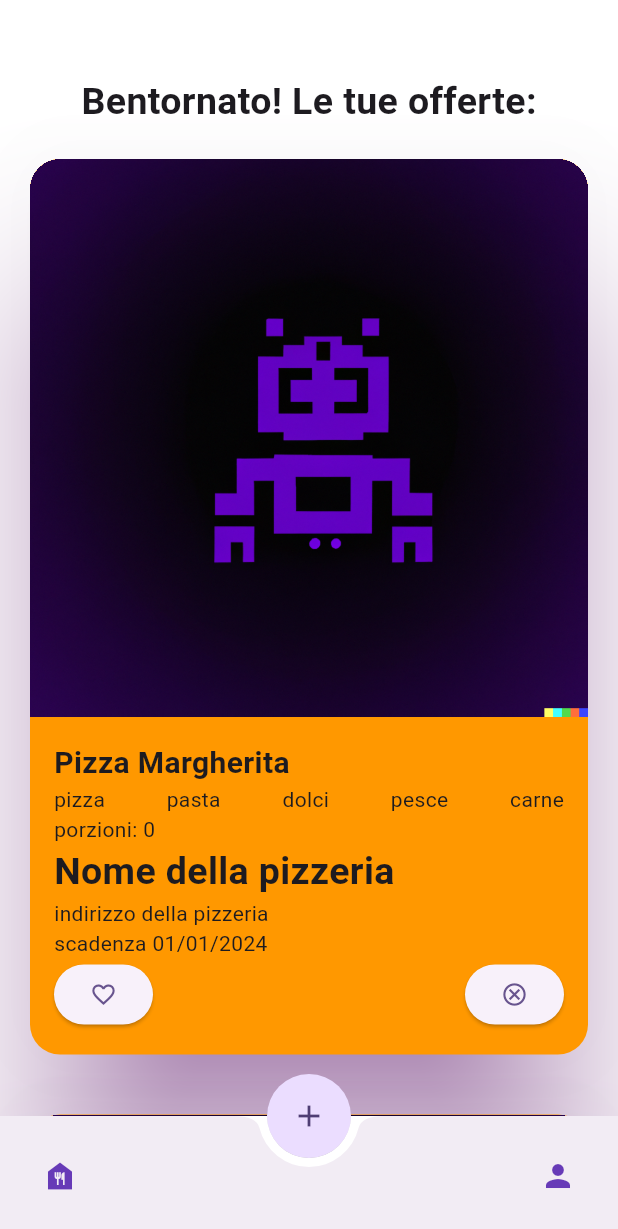
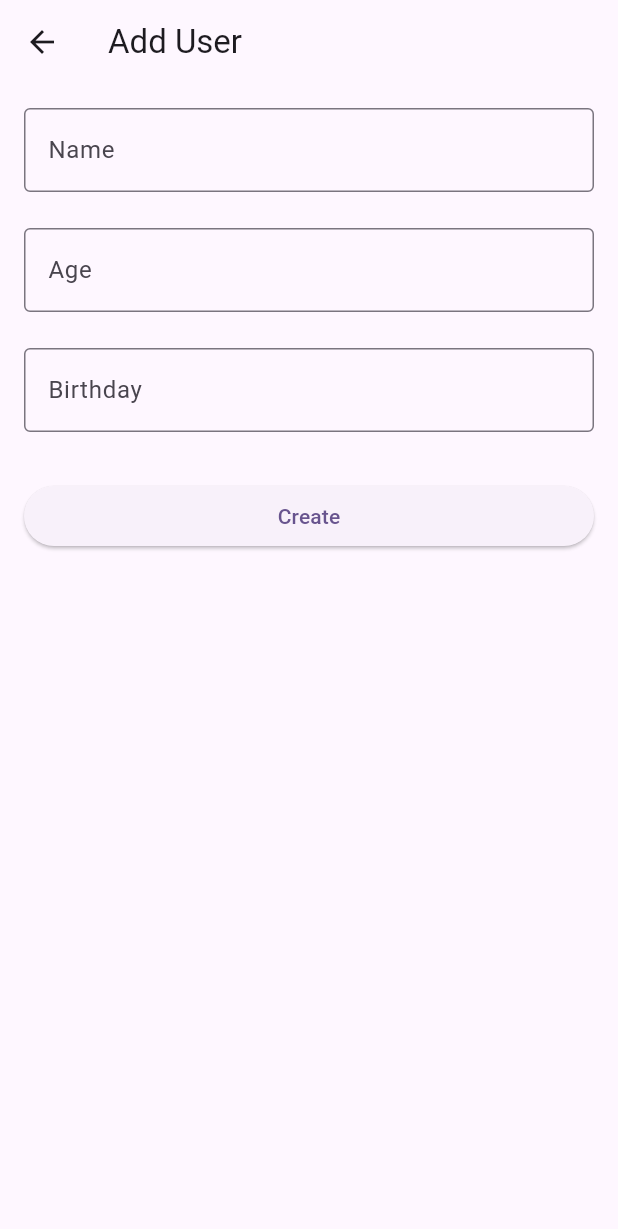
Before and after one commit to Frankz13/OffroCibo, a Flutter app: the PrimapPagina screen opened by its route, after a tap on the "food bank" icon, on a phone screen of 412 x 824 dp. Shown: the top 1229 px of the screen. Run offline on Flutter 3.47's test engine with Material 2 defaults, Android fonts, the phone set to English and light mode, and no system bars; our stand-ins replace cloud_firestore, datetime_picker_formfield_new, firebase_auth, firebase_core; accounts and stored records are empty.

Commit message:
2# commit
A big part of the login features has been done, the app is well connected with Firebase and Firestore
two users have been created;
modified the card no more the bots picture but a nice pizza in 16 / 9

some other minor changes in the UI

```diff
--- a/prova_progetto/lib/screens/PrimaPagina.dart
+++ b/prova_progetto/lib/screens/PrimaPagina.dart
@@ -1,3 +1,4 @@
+import 'package:firebase_auth/firebase_auth.dart';
 import 'package:flutter/material.dart';
 import 'package:prova_progetto/screens/Registrazione.dart';
 import 'package:prova_progetto/widgets/cards/widget_card.dart';
@@ -19,30 +20,34 @@ class _PrimapPaginaState extends State<PrimapPagina> {
   @override
   Widget build(BuildContext context) {
     return Scaffold(
+      appBar: AppBar(title: const Text(
+      "Bentornato! Le tue offerte:",
+      style: TextStyle(fontSize: 20, fontWeight: FontWeight.bold),
+        ),
+        actions: [
+          IconButton(onPressed: (){
+            FirebaseAuth.instance.signOut();}, icon: const Icon(Icons.logout),),
+            ],
+            ),
             backgroundColor: Colors.white,
             body: const SingleChildScrollView(
             child: Center(
             child: Column(
             mainAxisAlignment: MainAxisAlignment.center,
             children: <Widget>[
-              Padding(
-                padding: EdgeInsets.only(top: 50.0),
-                child: Text(
-                  "Bentornato! Le tue offerte:",
-                  style: TextStyle(fontSize: 25, fontWeight: FontWeight.bold),
-                ),
-              ),
+
             CardOfferta(),
             CardOfferta(),
             ],
             ),
             ),
             ),
-      bottomNavigationBar: BottomNavBar(),
+            bottomNavigationBar: const BottomNavBar(),
             floatingActionButton: ClipOval(
             child: FloatingActionButton(
-          onPressed: (){Navigator.pushNamed(context, '/login');},
-          child: const Icon(Icons.add),
+            onPressed: () => FirebaseAuth.instance.signOut(),
+            child: const Icon(Icons.sign_language_outlined)
+            ,
         ),
       ),
       floatingActionButtonLocation: FloatingActionButtonLocation.centerDocked,
--- a/prova_progetto/lib/screens/SecondaPagina.dart
+++ b/prova_progetto/lib/screens/SecondaPagina.dart
@@ -1,6 +1,28 @@
+import 'package:cloud_firestore/cloud_firestore.dart';
 import 'package:flutter/material.dart';
 import 'package:prova_progetto/widgets/cards/widget_card.dart';
 import 'package:prova_progetto/widgets/BottomNavBar.dart';
+
+class User {
+  String id;
+  final String name;
+  final int age;
+  final DateTime birthday;
+
+  User({
+    this.id = '',
+    required this.name,
+    required this.age,
+    required this.birthday,
+  });
+
+  Map<String, dynamic> toJson() => {
+    'id': id,
+    'name': name,
+    'age': age,
+    'birthday': birthday,
+  };
+}
 
 class SecondaPagina extends StatefulWidget {
   const SecondaPagina({super.key});
@@ -10,39 +32,37 @@ class SecondaPagina extends StatefulWidget {
 }
 
 class _SecondaPaginaState extends State<SecondaPagina> {
+  final controller = TextEditingController();
+
   @override
   Widget build(BuildContext context) {
     return Scaffold(
-      backgroundColor: Colors.white,
-      body: const SingleChildScrollView(
-        child: Center(
-          child: Column(
-            mainAxisAlignment: MainAxisAlignment.center,
-            children: <Widget>[
-              Padding(
-                padding: EdgeInsets.only(top: 50.0),
-                child: Text(
-                  "Bentornato! Le tue offerte:",
-                  style: TextStyle(fontSize: 25, fontWeight: FontWeight.bold),
-                ),
-              ),
-              CardOfferta(),
-              CardOfferta(),
-              CardOfferta(),
-              CardOfferta(),
-            ],
+      appBar: AppBar(
+        title: TextField(controller: controller),
+        actions: [
+          IconButton(
+            onPressed: () {
+              final name = controller.text;
+              createUser(name: name);
+            },
+            icon: const Icon(Icons.add),
           ),
-        ),
+        ],
       ),
-      bottomNavigationBar: const BottomNavBar(),
-      floatingActionButton: ClipOval(
-        child: FloatingActionButton(
-          onPressed: (){},
-          tooltip: 'Increment',
-          child: const Icon(Icons.add),
-        ),
-      ),
-      floatingActionButtonLocation: FloatingActionButtonLocation.centerDocked,
+      // Rest of your code...
     );
   }
+
+  Future createUser({required String name}) async {
+    final docUser = FirebaseFirestore.instance.collection('users').doc();
+
+    final user = User(
+      id: docUser.id,
+      name: name,
+      age: 21,
+      birthday: DateTime(2003, 08, 12),
+    );
+    final json = user.toJson();
+    await docUser.set(json);
+  }
 }
--- /dev/null
+++ b/prova_progetto/lib/screens/UserPage.dart
@@ -0,0 +1,106 @@
+import 'package:cloud_firestore/cloud_firestore.dart';
+import 'package:flutter/material.dart';
+import 'package:datetime_picker_formfield_new/datetime_picker_formfield.dart';
+import 'package:intl/intl.dart';
+
+class UserPage extends StatefulWidget {
+  const UserPage({super.key});
+
+  @override
+  State<UserPage> createState() => _UserPageState();
+}
+
+class _UserPageState extends State<UserPage> {
+  final controllerName = TextEditingController();
+  final controllerAge = TextEditingController();
+  final controllerDate = TextEditingController();
+
+  InputDecoration decoration(String label) {
+    return InputDecoration(
+      labelText: label,
+      border: const OutlineInputBorder(),
+    );
+  }
+
+  @override
+  Widget build(BuildContext context) {
+    return  Scaffold(
+      appBar: AppBar(
+        title: const Text('Add User'),
+      ),
+      body: ListView(
+        padding: const EdgeInsets.all(16),
+        children: <Widget>[
+          TextField(
+            controller: controllerName,
+            decoration: decoration('Name'),
+          ),
+          const SizedBox(height: 24),
+          TextField(
+            controller: controllerAge,
+            decoration: decoration('Age'),
+            keyboardType: TextInputType.number,
+          ),
+          const SizedBox(height: 24),
+          DateTimeField(
+            controller: controllerDate,
+            decoration : decoration("Birthday"),
+            format: DateFormat('yyyy-MM-dd'),
+            onShowPicker: (context, currentValue) async {
+              final date = await showDatePicker(
+                context: context,
+                firstDate: DateTime(1900),
+                initialDate: currentValue ?? DateTime.now(),
+                lastDate: DateTime(2100),
+              );
+              return date;
+            },
+          ),
+          const SizedBox(height: 32),
+          ElevatedButton(
+              onPressed: () {
+                final user = User(
+                  name: controllerName.text,
+                  age: int.parse(controllerAge.text),
+                  birthday : DateFormat('yyyy-MM-dd').parse(controllerDate.text),
+                );
+                createUser(user);
+                Navigator.pop(context); },
+              child: const Text('Create')
+          ),
+        ],
+      ),
+    );
+  }
+
+  Future createUser(User user) async {
+    final docUser = FirebaseFirestore.instance.collection('users').doc();
+    user.id = docUser.id;
+
+    final json = user.toJson();
+    await docUser.set(json);
+  }
+}
+
+class User {
+  String id;
+  final String name;
+  final int age;
+  final DateTime birthday;
+
+  User({
+    required this.name,
+    required this.age,
+    required this.birthday,
+    this.id = '',
+  });
+
+  Map<String, dynamic> toJson() {
+    return {
+      'id': id,
+      'name': name,
+      'age': age,
+      'birthday': birthday,
+    };
+  }
+}
--- a/prova_progetto/lib/widgets/BottomNavBar.dart
+++ b/prova_progetto/lib/widgets/BottomNavBar.dart
@@ -1,6 +1,7 @@
 import 'package:flutter/material.dart';
 import 'package:prova_progetto/screens/PrimaPagina.dart';
 import 'package:prova_progetto/screens/SecondaPagina.dart';
+import 'package:prova_progetto/screens/UserPage.dart';
 class BottomNavBar extends StatefulWidget {
   const BottomNavBar({super.key});
 
@@ -20,7 +21,7 @@ class _BottomNavBarState extends State<BottomNavBar> {
           mainAxisAlignment: MainAxisAlignment.spaceBetween,
           children: <Widget>[
             IconButton(
-              onPressed: (){Navigator.push(context, MaterialPageRoute(builder: (context) => SecondaPagina()));},
+              onPressed: (){Navigator.push(context, MaterialPageRoute(builder: (context) => UserPage()));},
               icon: const Icon(Icons.food_bank),
               color: Colors.deepPurple,
             ),
--- a/prova_progetto/lib/widgets/cards/widget_card.dart
+++ b/prova_progetto/lib/widgets/cards/widget_card.dart
@@ -27,17 +27,17 @@ class _CardOffertaState extends State<CardOfferta> {
       shadowColor: Colors.purple,
       elevation: 50,
       margin: const EdgeInsets.all(20),
+
       clipBehavior: Clip.hardEdge,
       child: Column(
         crossAxisAlignment: CrossAxisAlignment.start,
         children: [
-          InkWell(
+          AspectRatio(
+            aspectRatio: 16 / 9,
             child: Image.asset(
-              'images/TelegramBot.png',
+              'images/pizza.jpg',
+              fit: BoxFit.fill,
             ),
-            onDoubleTap: () {
-              _liked();
-            },
           ),
           Padding(
             padding: const EdgeInsets.all(16.0),
@@ -79,12 +79,12 @@ class _CardOffertaState extends State<CardOfferta> {
                         _liked();
                       },
                       child: isFavourite
-                          ? const Icon(Icons.favorite, color: Colors.red)
-                          : const Icon(Icons.favorite_border_outlined),
+                          ? const Icon(Icons.mode, color: Colors.red)
+                          : const Icon(Icons.mode_edit_outline_outlined),
                     ),
                     ElevatedButton(
                       onPressed: () {},
-                      child: const Icon(Icons.cancel_outlined),
+                      child: const Icon(Icons.delete_forever),
                     ),
                   ],
                 ),
```
Also changed, not shown: prova_progetto/lib/main.dart (+10 -4 lines), prova_progetto/lib/screens/Login.dart (+41 -31 lines), prova_progetto/lib/screens/Registrazione.dart (+32 -17 lines), prova_progetto/lib/widgets/FormLogin.dart (added, +113 -0 lines), prova_progetto/lib/widgets/ReausableWidgets.dart (+5 -2 lines), prova_progetto/lib/widgets/form.dart (+34 -10 lines), prova_progetto/pubspec.yaml (+7 -0 lines), prova_progetto/pubspec.lock, 4 other files. Lines whose indentation alone changed are shown as unchanged.
